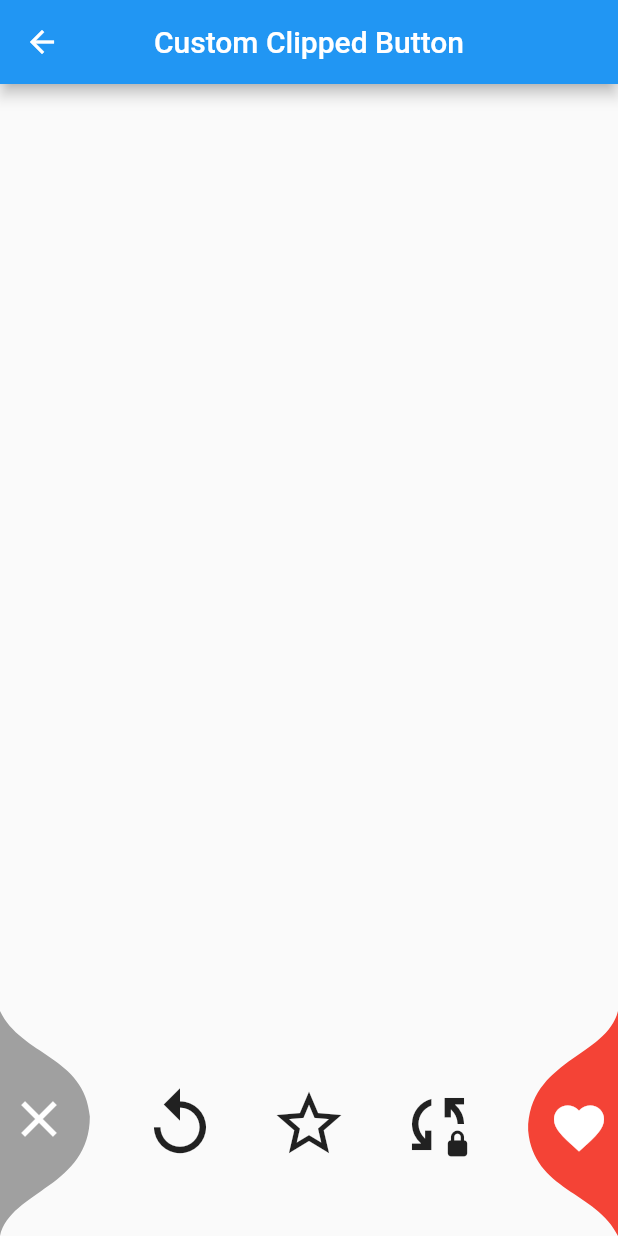
After one commit to tolgasozbir/flutter_custom_widgets, a Flutter app: the ClippedButtonView screen opened by its route, on a phone screen of 412 x 824 dp. The commit adds this screen. Run offline on Flutter 3.47's test engine with Material 2 defaults, Android fonts, the phone set to English and light mode, and no system bars.

Commit message:
added custom clipped button

```diff
--- /dev/null
+++ b/lib/custom_clip_button/button_clipper.dart
@@ -0,0 +1,74 @@
+part of './clipped_button.dart';
+
+class CustomButtonClip extends CustomClipper<Path> {
+  @override
+  Path getClip(Size size) {
+    final path = Path();
+    path.moveTo(0, 0);
+    path.lineTo(0, size.height);
+    path.cubicTo(
+      size.width*0.12166,
+      size.height*0.79666,
+      size.width*0.99666,
+      size.height*0.78333,
+      size.width*0.99833,
+      size.height*0.46933,
+    );
+    path.cubicTo(
+      size.width*0.94000,
+      size.height*0.20099,
+      size.width*0.23666,
+      size.height*0.19866,
+      0,
+      0
+    );
+    path.close();
+    return path;
+  }
+
+  @override
+  bool shouldReclip(CustomButtonClip oldClipper) => false;
+
+}
+
+// Path getClip(Size size) {
+//     final path = Path();
+//     path.moveTo(0, 0);
+//     path.lineTo(0, size.height);
+//     path.cubicTo(
+//       size.width*0.066,
+//       size.height*0.775,
+//       size.width*0.36,
+//       size.height*0.73,
+//       size.width*0.37,
+//       size.height*0.50
+//     );
+//     path.cubicTo(
+//       size.width*0.375,
+//       size.height*0.205,
+//       size.width*0.032,
+//       size.height*0.183,
+//       0,
+//       0
+//     );
+//     path.close();
+
+
+/*
+    path.cubicTo(
+      7.3,
+      119.5,
+      59.8,
+      117.5,
+      59.9,
+      70.4
+    );
+    path.cubicTo(
+      56.4,
+      30.15,
+      14.2,
+      29.8,
+      0,
+      0
+    );
+*/
--- /dev/null
+++ b/lib/custom_clip_button/clipped_button.dart
@@ -0,0 +1,62 @@
+import 'package:flutter/material.dart';
+
+part 'button_clipper.dart';
+
+enum ButtonSide {left, right}
+
+class ClippedButton extends StatefulWidget {
+  const ClippedButton({
+    Key? key,
+    this.color = Colors.blue,
+    this.width = 60,
+    this.height = 150,
+    required this.buttonSide,
+    this.icon,
+    this.onTap,
+  }) : super(key: key);
+
+  final Color color;
+  final double width;
+  final double height;
+  final ButtonSide buttonSide;
+  final Icon? icon;
+  final VoidCallback? onTap;
+
+  @override
+  State<ClippedButton> createState() => _ClippedButtonState();
+}
+
+class _ClippedButtonState extends State<ClippedButton> {
+  @override
+  Widget build(BuildContext context) {
+    return InkWell(
+      highlightColor: Colors.transparent,
+      splashColor: Colors.transparent,
+      onTap: widget.onTap,
+      child: Stack(
+        children: [
+          RotatedBox(
+            quarterTurns: widget.buttonSide == ButtonSide.left ? 0 : 2,
+            child: ClipPath(
+              clipper: CustomButtonClip(),
+              child: Container(
+                color: widget.color,
+                width: widget.width,
+                height: widget.height,
+              ),
+            ),
+          ),
+          Positioned(
+            top: 0,
+            bottom: widget.buttonSide == ButtonSide.left ? 6 : -6,
+            left: 0,
+            right: widget.buttonSide == ButtonSide.left ? 8 : -8,
+            child: widget.icon ?? SizedBox.shrink()
+          )
+        ],
+      ),
+    );
+  }
+
+
+}
--- /dev/null
+++ b/lib/custom_clip_button/clipped_button_view.dart
@@ -0,0 +1,48 @@
+import 'package:custom_widgets/custom_clip_button/clipped_button.dart';
+import 'package:flutter/material.dart';
+
+class ClippedButtonView extends StatefulWidget {
+  const ClippedButtonView({Key? key}) : super(key: key);
+
+  @override
+  State<ClippedButtonView> createState() => _ViewState();
+}
+
+class _ViewState extends State<ClippedButtonView> {
+
+  @override
+  Widget build(BuildContext context) {
+    return Scaffold(
+      appBar: AppBar(title: Text("Custom Clipped Button"),),
+      body: _bodyView(),
+    );
+  }
+
+  Widget _bodyView() {
+    return Column(
+      children: [
+        Spacer(),
+        Row(
+          mainAxisAlignment: MainAxisAlignment.spaceBetween,
+          children: [
+            ClippedButton(
+              onTap: () => print("Helloo!"),
+              buttonSide: ButtonSide.left,
+              color: Color(0xFFA0A0A0),
+              icon: Icon(Icons.close,size: 40,color: Colors.white,),
+            ),
+            Icon(Icons.replay_outlined,size: 52,),
+            Icon(Icons.star_border,size: 52,),
+            Icon(Icons.sync_lock_sharp,size: 52,),
+            ClippedButton(
+              onTap: () => print("Holaa!"),
+              buttonSide: ButtonSide.right,
+              color: Colors.red,
+              icon: Icon(Icons.favorite,size: 40,color: Colors.white,),
+            ),
+          ],
+        ),
+      ],
+    );
+  }
+}
--- a/lib/main.dart
+++ b/lib/main.dart
@@ -1,5 +1,6 @@
 import 'package:custom_widgets/battle_card/battle_cards_provider.dart';
 import 'package:custom_widgets/battle_card/battle_screen_view.dart';
+import 'package:custom_widgets/custom_clip_button/clipped_button_view.dart';
 import 'package:custom_widgets/custom_tabBar_view/custom_tabBar_view.dart';
 import 'package:custom_widgets/page_wave_transition/first_page_view.dart';
 import 'package:provider/provider.dart';
@@ -33,6 +34,7 @@ class MyApp extends StatelessWidget {
         "/page_wave_transition": (context) => FirstPageView(),
         "/battle_cards": (context) => BattleScreenView(),
         "/custom_tabBar": (context) => CustomTabBarView(),
+        "/custom_clipped_button": (context) => ClippedButtonView(),
       },
     );
   }
@@ -79,6 +81,10 @@ class _HomeState extends State<Home> {
             onPressed: () => Navigator.pushNamed(context, "/custom_tabBar"),
             child: Text("Custom TabBar View")
           ),
+          ElevatedButton(
+            onPressed: () => Navigator.pushNamed(context, "/custom_clipped_button"),
+            child: Text("Custom Button Clip")
+          ),
         ],
       ),
     );
```
